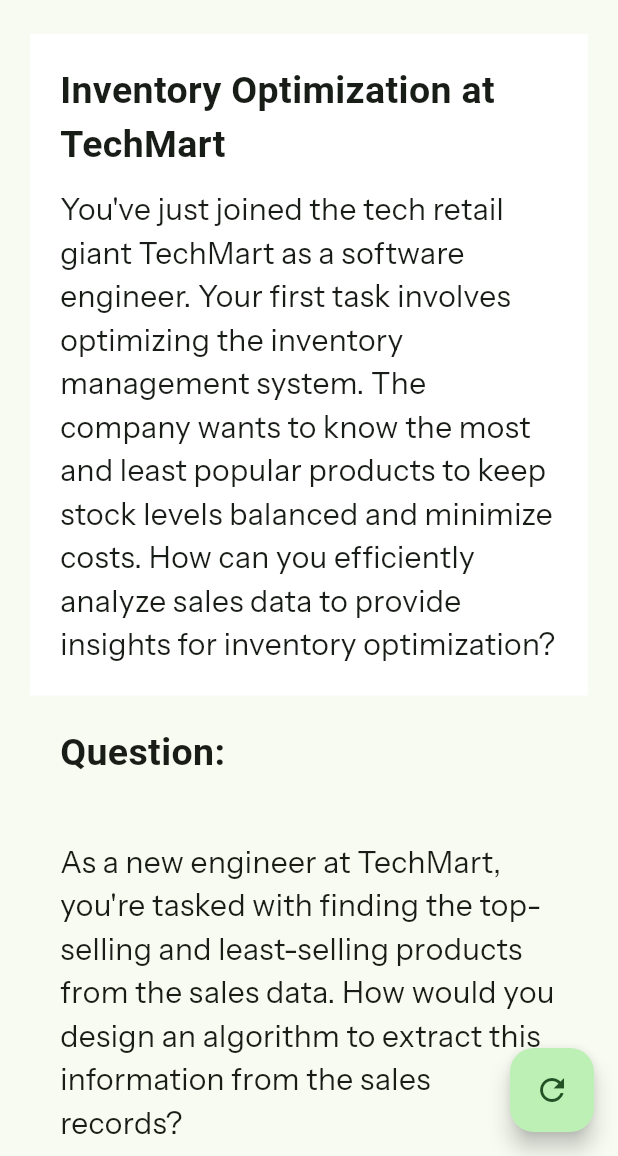
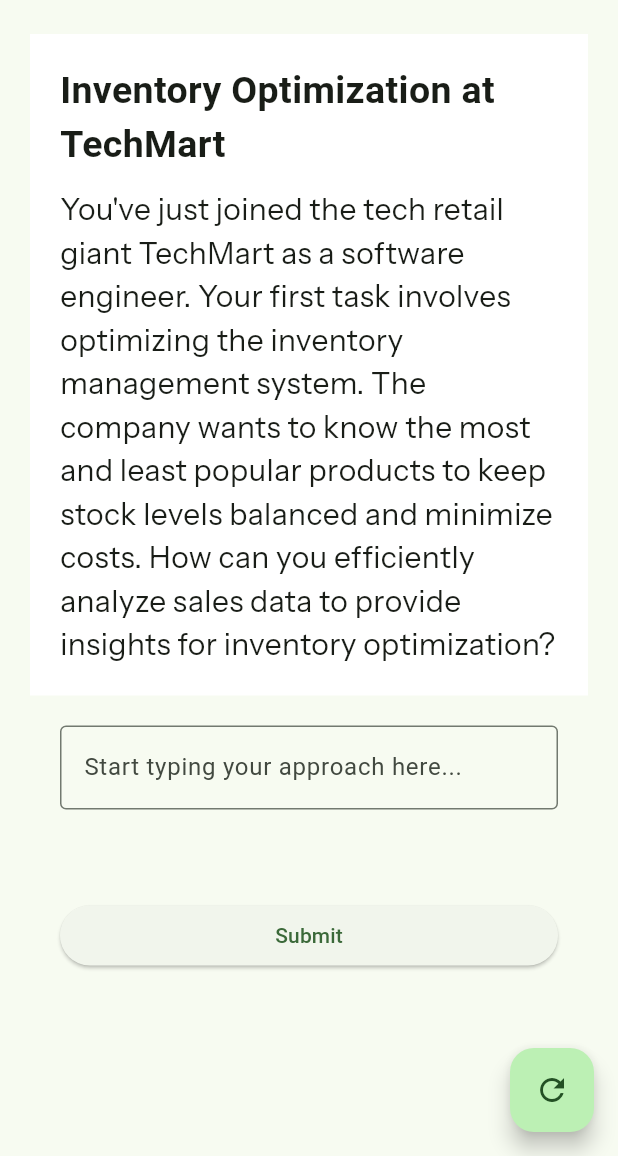
Before and after one commit to adityathakurxd/maangengineer-app, a Flutter app: the HomeScreen screen opened directly, on a phone screen of 412 x 824 dp, the part 80-1236 px from its top. Run offline on Flutter 3.47's test engine with Material 2 defaults, Android fonts, the phone set to English and light mode, and no system bars; our stand-ins replace cloud_firestore, firebase_auth, firebase_core, google_fonts, google_sign_in; accounts and stored records are empty.

Commit message:
Fix bug in production caused by questions

```diff
--- a/lib/screens/home/home_screen.dart
+++ b/lib/screens/home/home_screen.dart
@@ -4,6 +4,7 @@
 import 'package:flutter/material.dart';
 import 'package:google_fonts/google_fonts.dart';
 import 'package:maangengineer/screens/dsa/dsa_questions_list.dart';
+import 'package:maangengineer/screens/home/widgets/story_widget.dart';
 
 class HomeScreen extends StatefulWidget {
   const HomeScreen({super.key});
@@ -36,65 +37,11 @@
         ),
       ),
       body: ListView(
-        shrinkWrap: true,
         children: [
-          Padding(
-            padding: const EdgeInsets.all(20.0),
-            child: Container(
-              width: MediaQuery.of(context).size.width,
-              decoration: const BoxDecoration(color: Colors.white),
-              child: Padding(
-                padding: const EdgeInsets.all(20.0),
-                child: Column(
-                  crossAxisAlignment: CrossAxisAlignment.start,
-                  children: [
-                    Center(
-                        child: Text(
-                      DSAQuestionsList[indexOfQues].title,
-                      style: GoogleFonts.darkerGrotesque(
-                          fontSize: 25, fontWeight: FontWeight.bold),
-                    )),
-                    const SizedBox(
-                      height: 10,
-                    ),
-                    Text(
-                      DSAQuestionsList[indexOfQues].story,
-                      style: GoogleFonts.instrumentSans(fontSize: 20),
-                    ),
-                  ],
-                ),
-              ),
-            ),
-          ),
-          const SizedBox(
-            width: 40,
-          ),
-          SizedBox(
-            width: MediaQuery.of(context).size.width,
-            child: Column(
-              crossAxisAlignment: CrossAxisAlignment.start,
-              children: [
-                Positioned(
-                  left: 40,
-                  child: Padding(
-                    padding: const EdgeInsets.only(left: 40.0),
-                    child: Text(
-                      "Question:",
-                      style: GoogleFonts.darkerGrotesque(
-                          fontSize: 25, fontWeight: FontWeight.bold),
-                    ),
-                  ),
-                ),
-                Padding(
-                  padding: const EdgeInsets.all(40.0),
-                  child: Text(
-                    DSAQuestionsList[indexOfQues].ques,
-                    style: GoogleFonts.instrumentSans(fontSize: 20),
-                  ),
-                ),
-              ],
-            ),
-          ),
+          StoryWidget(
+              titleText: DSAQuestionsList[indexOfQues].title,
+              storyText: DSAQuestionsList[indexOfQues].story),
+          // QuestionWidget(questionText: DSAQuestionsList[indexOfQues].ques),
           Padding(
             padding: const EdgeInsets.symmetric(horizontal: 40.0),
             child: SizedBox(
--- /dev/null
+++ b/lib/screens/home/widgets/question_widget.dart
@@ -0,0 +1,37 @@
+import 'package:flutter/material.dart';
+import 'package:google_fonts/google_fonts.dart';
+
+class QuestionWidget extends StatelessWidget {
+  late String questionText;
+  QuestionWidget({super.key, required this.questionText});
+
+  @override
+  Widget build(BuildContext context) {
+    return SizedBox(
+      width: MediaQuery.of(context).size.width,
+      child: Column(
+        crossAxisAlignment: CrossAxisAlignment.start,
+        children: [
+          Positioned(
+            left: 40,
+            child: Padding(
+              padding: const EdgeInsets.only(left: 40.0),
+              child: Text(
+                "Question:",
+                style: GoogleFonts.darkerGrotesque(
+                    fontSize: 25, fontWeight: FontWeight.bold),
+              ),
+            ),
+          ),
+          Padding(
+            padding: const EdgeInsets.all(40.0),
+            child: Text(
+              questionText,
+              style: GoogleFonts.instrumentSans(fontSize: 20),
+            ),
+          ),
+        ],
+      ),
+    );
+  }
+}
--- /dev/null
+++ b/lib/screens/home/widgets/story_widget.dart
@@ -0,0 +1,41 @@
+import 'package:flutter/material.dart';
+import 'package:google_fonts/google_fonts.dart';
+
+class StoryWidget extends StatelessWidget {
+  late String titleText;
+  late String storyText;
+
+  StoryWidget({super.key, required this.titleText, required this.storyText});
+
+  @override
+  Widget build(BuildContext context) {
+    return Padding(
+      padding: const EdgeInsets.all(20.0),
+      child: Container(
+        width: MediaQuery.of(context).size.width,
+        decoration: const BoxDecoration(color: Colors.white),
+        child: Padding(
+          padding: const EdgeInsets.all(20.0),
+          child: Column(
+            crossAxisAlignment: CrossAxisAlignment.start,
+            children: [
+              Center(
+                  child: Text(
+                titleText,
+                style: GoogleFonts.darkerGrotesque(
+                    fontSize: 25, fontWeight: FontWeight.bold),
+              )),
+              const SizedBox(
+                height: 10,
+              ),
+              Text(
+                storyText,
+                style: GoogleFonts.instrumentSans(fontSize: 20),
+              ),
+            ],
+          ),
+        ),
+      ),
+    );
+  }
+}
```
Also changed, not shown: 1 other file.
